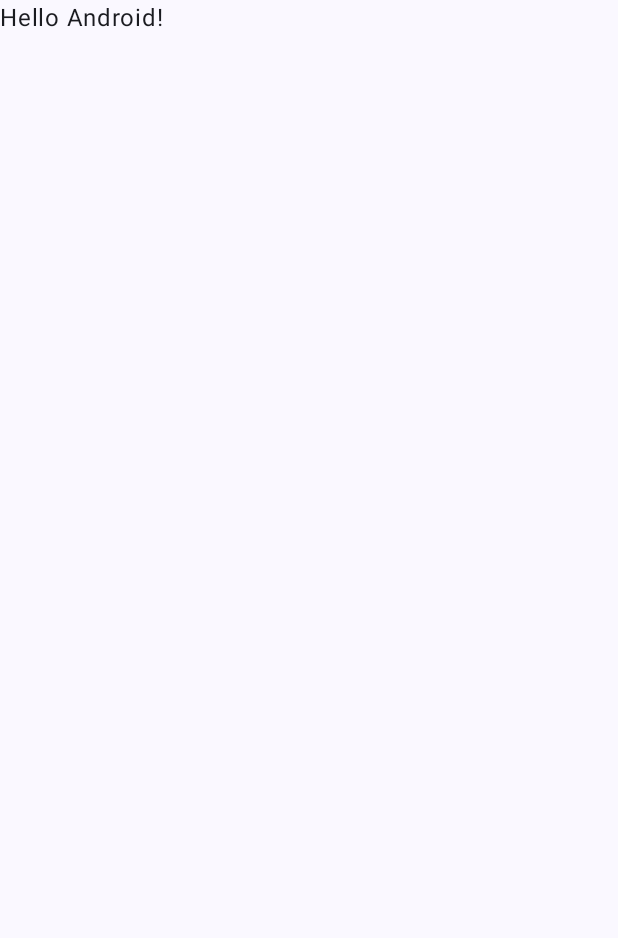
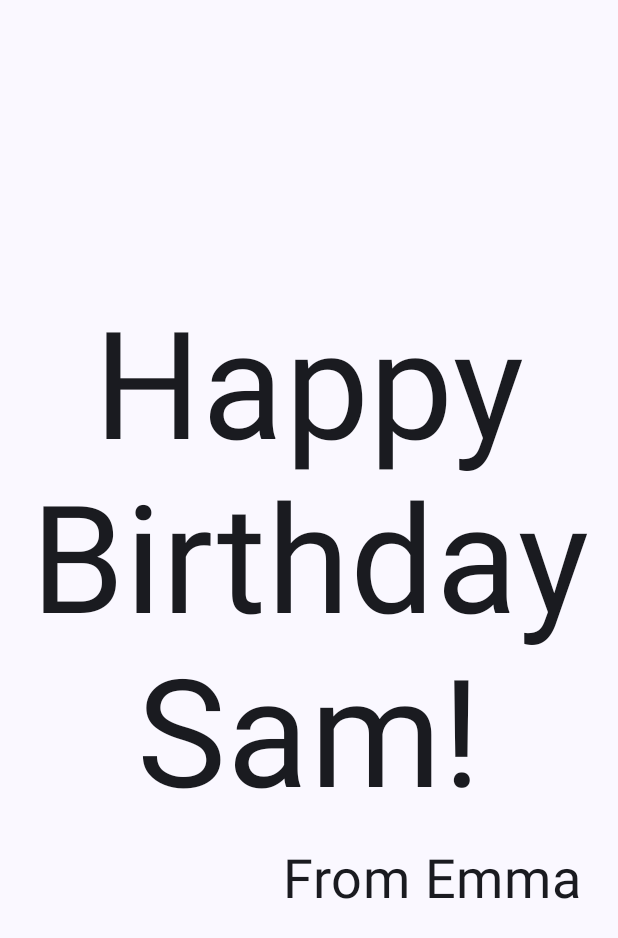
Before and after one commit to KayabaZeref/learnAndroidStudio, an Android app built with Jetpack Compose: the screen it shows after launch (MainActivity), on a phone screen of 412 x 824 dp. Before the commit the part shown is almost empty. Shown: the top 938 px of the screen. Run offline under Robolectric (Android 15) with nearby library versions, the phone set to English and light mode, and no system bars.

Commit message:
Happy Birthday project

```diff
--- a/app/src/main/java/com/example/happybirthday/MainActivity.kt
+++ b/app/src/main/java/com/example/happybirthday/MainActivity.kt
@@ -4,13 +4,20 @@ import android.os.Bundle
 import androidx.activity.ComponentActivity
 import androidx.activity.compose.setContent
 import androidx.activity.enableEdgeToEdge
+import androidx.compose.foundation.layout.Arrangement
+import androidx.compose.foundation.layout.Column
 import androidx.compose.foundation.layout.fillMaxSize
 import androidx.compose.foundation.layout.padding
-import androidx.compose.material3.Scaffold
+import androidx.compose.material3.MaterialTheme
+import androidx.compose.material3.Surface
 import androidx.compose.material3.Text
 import androidx.compose.runtime.Composable
+import androidx.compose.ui.Alignment
 import androidx.compose.ui.Modifier
+import androidx.compose.ui.text.style.TextAlign
 import androidx.compose.ui.tooling.preview.Preview
+import androidx.compose.ui.unit.dp
+import androidx.compose.ui.unit.sp
 import com.example.happybirthday.ui.theme.HappyBirthdayTheme
 
 class MainActivity : ComponentActivity() {
@@ -19,29 +26,44 @@ class MainActivity : ComponentActivity() {
         enableEdgeToEdge()
         setContent {
             HappyBirthdayTheme {
-                Scaffold(modifier = Modifier.fillMaxSize()) { innerPadding ->
-                    Greeting(
-                        name = "Android",
-                        modifier = Modifier.padding(innerPadding)
-                    )
+                Surface(
+                    modifier = Modifier.fillMaxSize(),
+                    color = MaterialTheme.colorScheme.background
+                ) {
+                    GreetingText("Happy Birthday Sam!",
+                        form = "From Emma",
+                        modifier = Modifier.padding(8.dp))
+                }
                 }
             }
         }
     }
-}
 
 @Composable
-fun Greeting(name: String, modifier: Modifier = Modifier) {
-    Text(
-        text = "Hello $name!",
-        modifier = modifier
-    )
+fun GreetingText(message: String, form:String, modifier: Modifier=Modifier){
+    Column(verticalArrangement = Arrangement.Center,
+        modifier = modifier) {
+
+        Text(
+            text = message,
+            fontSize = 100.sp,
+            lineHeight = 116.sp,
+            textAlign = TextAlign.Center,
+            )
+        Text(
+            text = form,
+            fontSize = 36.sp,
+            modifier = Modifier
+                .padding(16.dp)
+                .align(alignment = Alignment.End)
+        )
+    }
 }
 
 @Preview(showBackground = true)
 @Composable
-fun GreetingPreview() {
+fun BirthdayCardPreview() {
     HappyBirthdayTheme {
-        Greeting("Android")
+    GreetingText("Happy Birthday Sam!", form = "From Emma")
     }
 }
```
